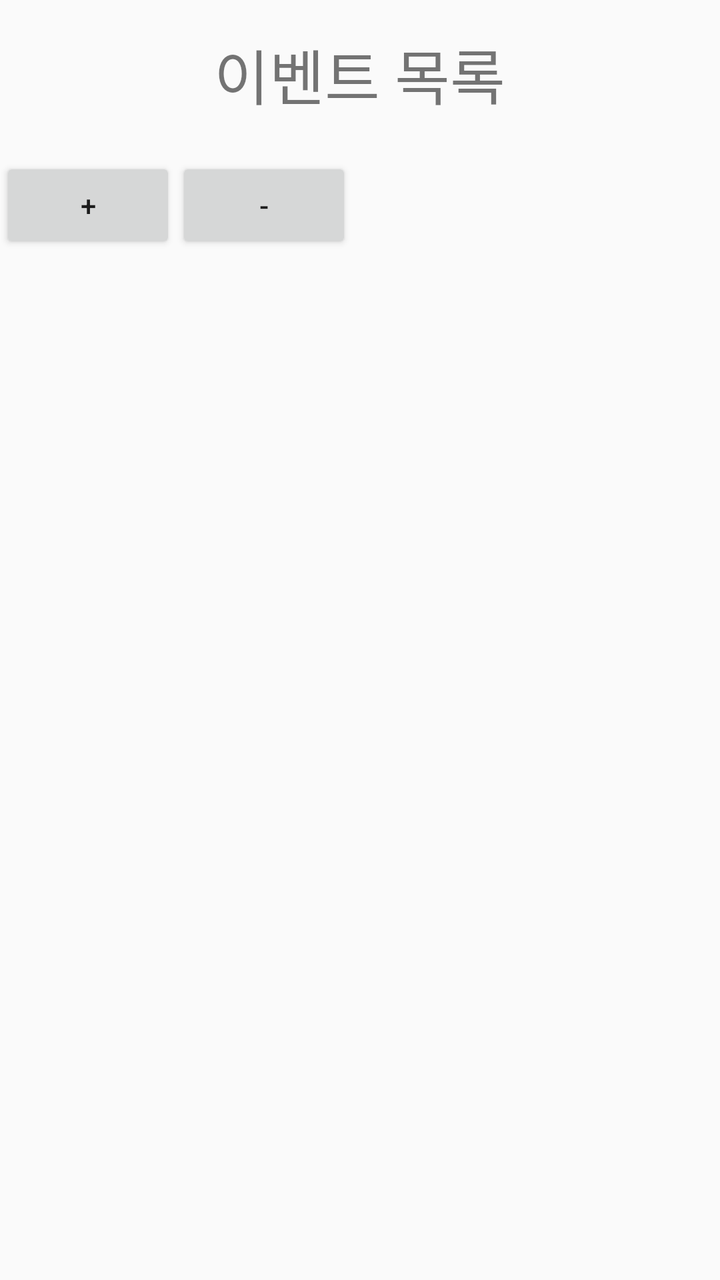
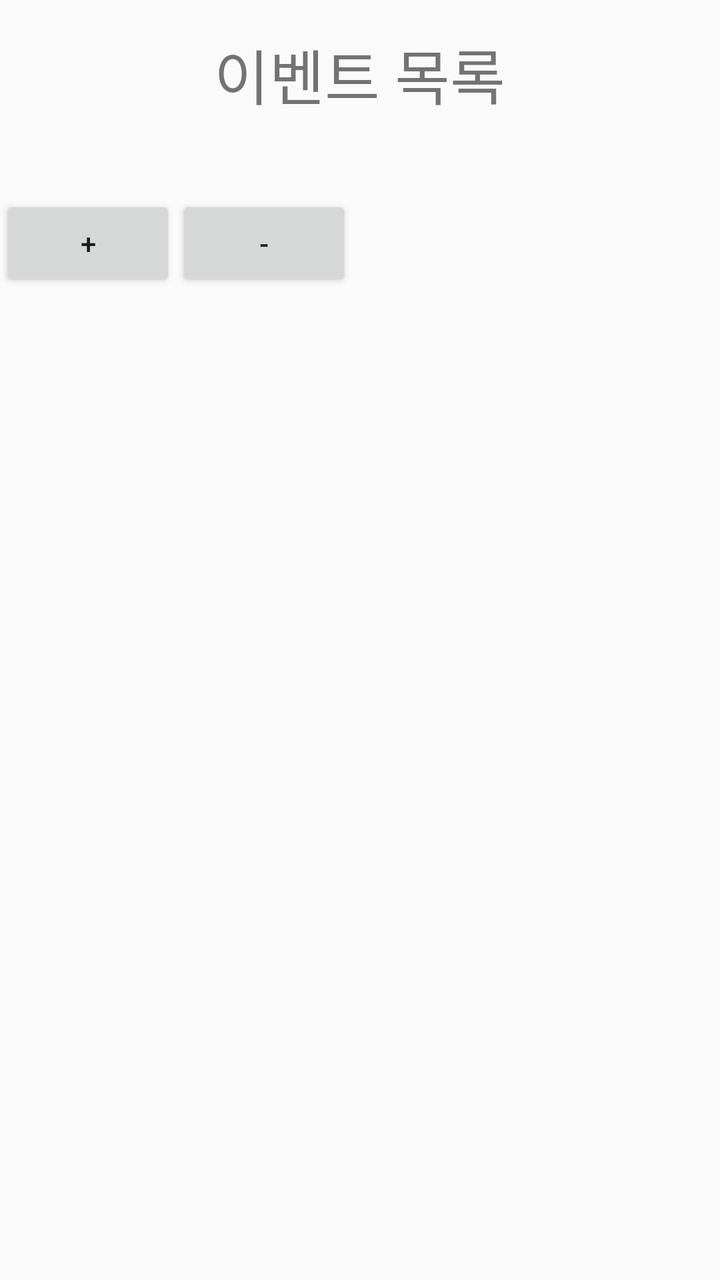

Before-and-after screenshots of an Android layout around one commit, followed by the original layout XML and the change that was made.
<!-- AndroidManifest.xml: application theme Theme.AppCompat.Light.DarkActionBar -->
<!-- res/layout/activity_next_event.xml -->
<?xml version="1.0" encoding="utf-8"?>
<LinearLayout xmlns:android="http://schemas.android.com/apk/res/android"
    android:layout_width="match_parent"
    android:layout_height="match_parent"
    android:orientation="vertical">

    <TextView
        android:layout_width="wrap_content"
        android:layout_height="wrap_content"
        android:layout_gravity="center"
        android:text="이벤트 목록"
        android:layout_weight="3"
        android:layout_margin="15dp"
        android:textSize="30dp"/>

    <LinearLayout
        android:layout_width="match_parent"
        android:layout_height="wrap_content"
        android:orientation="horizontal"
        android:layout_weight="1"
        android:id="@+id/addE">

        <Button
            android:layout_width="wrap_content"
            android:layout_height="wrap_content"
            android:layout_gravity="right"
            android:text="+"/>

        <Button
            android:layout_width="wrap_content"
            android:layout_height="wrap_content"
            android:layout_gravity="right"
            android:text="-"/>


    </LinearLayout>

    <LinearLayout
        android:layout_width="match_parent"
        android:layout_height="500dp"
        android:layout_weight="7"
        android:orientation="vertical">

        <ListView
            android:layout_width="match_parent"
            android:layout_height="wrap_content" />
    </LinearLayout>

</LinearLayout>
<!-- resources referenced by this layout -->
<resources>

</resources>

<!-- the commit's change to res/layout/activity_next_event.xml (unified diff, before → after) -->
@@ -6,16 +6,16 @@
 
     <TextView
         android:layout_width="wrap_content"
-        android:layout_height="wrap_content"
+        android:layout_height="0dp"
         android:layout_gravity="center"
         android:text="이벤트 목록"
-        android:layout_weight="3"
+        android:layout_weight="1"
         android:layout_margin="15dp"
         android:textSize="30dp"/>
 
     <LinearLayout
         android:layout_width="match_parent"
-        android:layout_height="wrap_content"
+        android:layout_height="0dp"
         android:orientation="horizontal"
         android:layout_weight="1"
         android:id="@+id/addE">
@@ -37,7 +37,7 @@
 
     <LinearLayout
         android:layout_width="match_parent"
-        android:layout_height="500dp"
+        android:layout_height="0dp"
         android:layout_weight="7"
         android:orientation="vertical">
 
